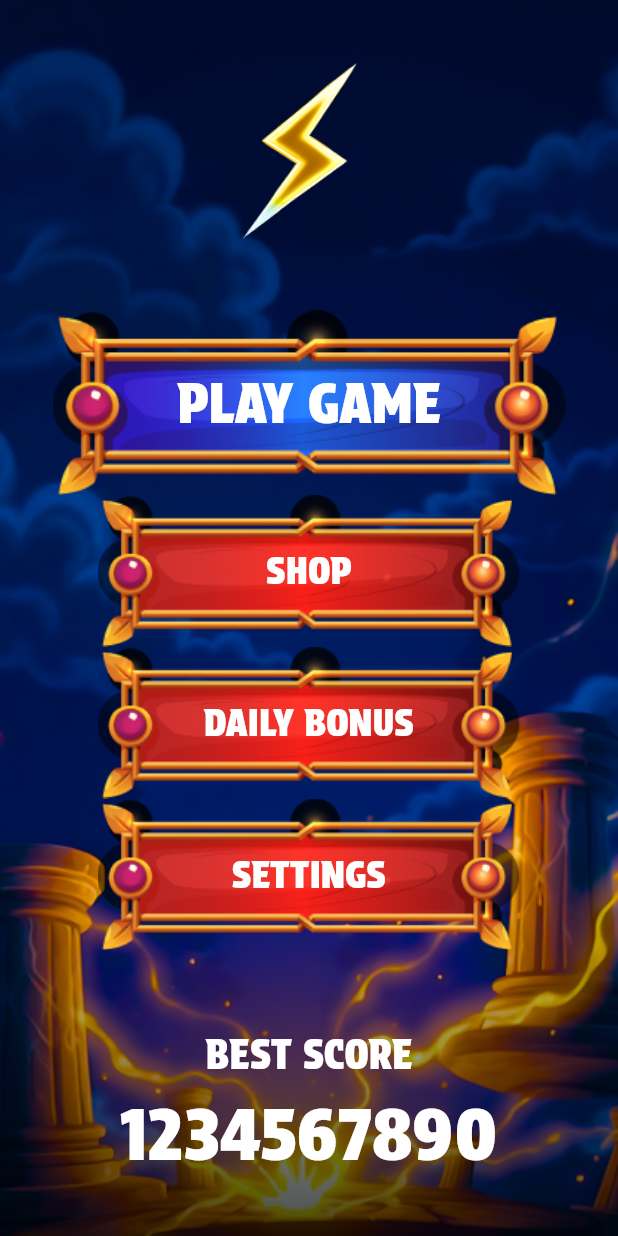
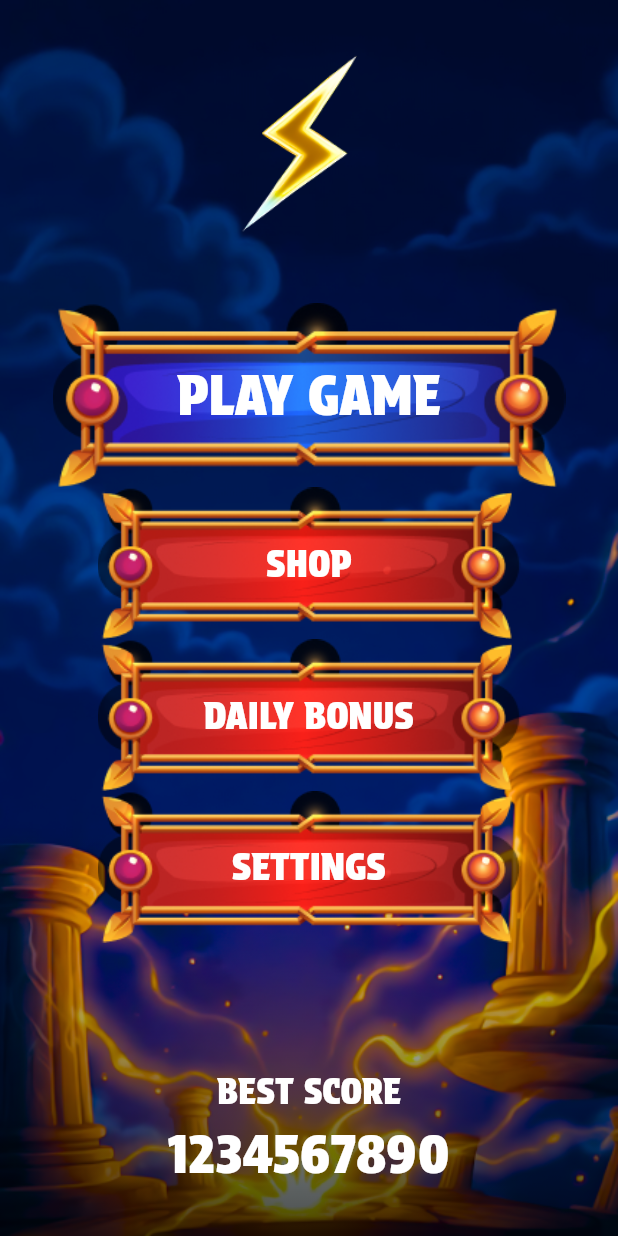
Before and after one commit to nik1tosssa/blessing_of_olympus, a Flutter app: the screen it shows after launch, on a phone screen of 412 x 824 dp. Run offline on Flutter 3.47's test engine with Material 3 defaults, Android fonts, the phone set to English and light mode, and no system bars.

Commit message:
Refactor: Adjust HomeScreen layout and navigation
This commit introduces layout adjustments to the `HomeScreen` and updates the navigation to `DailyBonusScreen`.

- **Layout Changes:**
    - The main content is now wrapped in a `Stack` to allow for overlapping elements.
    - The "BEST SCORE" section is aligned to the bottom center of the screen using `Align` and `Padding`.
    - Padding for the lightning image has been slightly reduced at the top.
    - Font sizes for "BEST SCORE" and the score value have been reduced.
    - Added a `SizedBox` for spacing at the end of the main column.

- **Navigation:**
    - When navigating to `DailyBonusScreen`, a `gemBalance` of `0` is now passed as an argument.

```diff
--- a/lib/app/screens/home_screen/home_screen.dart
+++ b/lib/app/screens/home_screen/home_screen.dart
@@ -50,11 +50,13 @@ class _HomeScreenState extends State<HomeScreen> {
               ),
             ),
             child: Center(
-              child: Column(
+              child: Stack(
+                children: <Widget>[
+                  Column(
                     mainAxisAlignment: MainAxisAlignment.start,
                     children: <Widget>[
                       Padding(
-                    padding: const EdgeInsets.fromLTRB(10, 10, 10, 0), // Отступы для молнии
+                        padding: const EdgeInsets.fromLTRB(10, 5, 10, 0), // Отступы для молнии
                         child: Image.asset(
                           'assets/images/main_screen/lightning.png',
                           scale: 1.3,
@@ -98,7 +100,7 @@ class _HomeScreenState extends State<HomeScreen> {
                                   CustomButton(
                                     onPressed: () {Navigator.push(
                                       context,
-                                  MaterialPageRoute(builder: (context) => const DailyBonusScreen()),
+                                      MaterialPageRoute(builder: (context) => const DailyBonusScreen(gemBalance: 0,)),
                                     );},
                                     text: 'DAILY BONUS',
                                     color: ButtonColor.red,
@@ -123,16 +125,23 @@ class _HomeScreenState extends State<HomeScreen> {
                           ],
                         ),
                       ),
+                      SizedBox(height: 30),
+                    ],
+                  ),
 
-                  Padding(
-                    padding: const EdgeInsets.fromLTRB(10, 30, 10, 0), // Увеличим верхний отступ
+                  Align(
+                    alignment: Alignment.bottomCenter,
+                    child: Padding(
+                      padding: const EdgeInsets.fromLTRB(10, 0, 10, 30), // Увеличим верхний отступ
                       child: Column(
+                        mainAxisAlignment: MainAxisAlignment.end,
+                        crossAxisAlignment: CrossAxisAlignment.center,
                         children: <Widget>[
                           const Text(
                             'BEST SCORE',
                             style: TextStyle(
                               color: Colors.white,
-                            fontSize: 27,
+                              fontSize: 24,
                               fontFamily: 'ProtestStrike',
                             ),
                           ),
@@ -140,11 +149,12 @@ class _HomeScreenState extends State<HomeScreen> {
                             '1234567890',
                             style: TextStyle(
                               color: Colors.white,
-                            fontSize: 47,
+                              fontSize: 35,
                               fontFamily: 'ProtestStrike',
                             ),
                           ),
                         ],
+                      ),
                     ),
                   ),
                 ],
```
Lines whose indentation alone changed are shown as unchanged.
